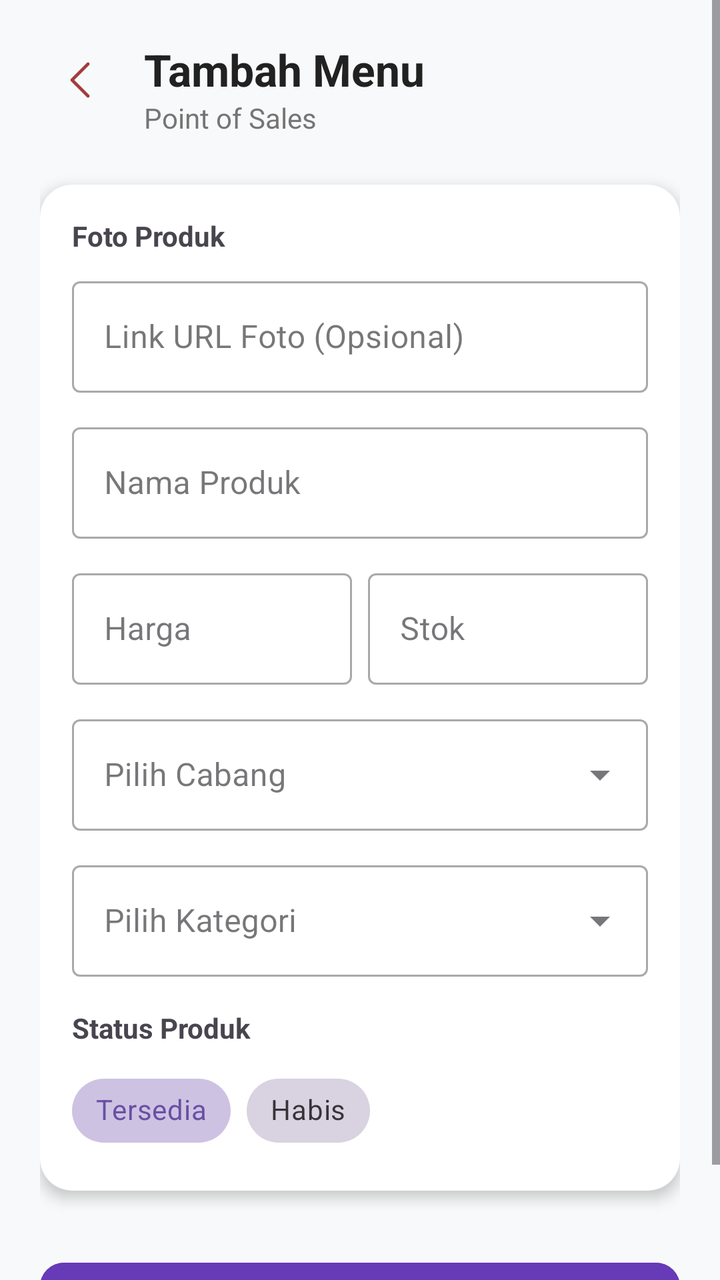
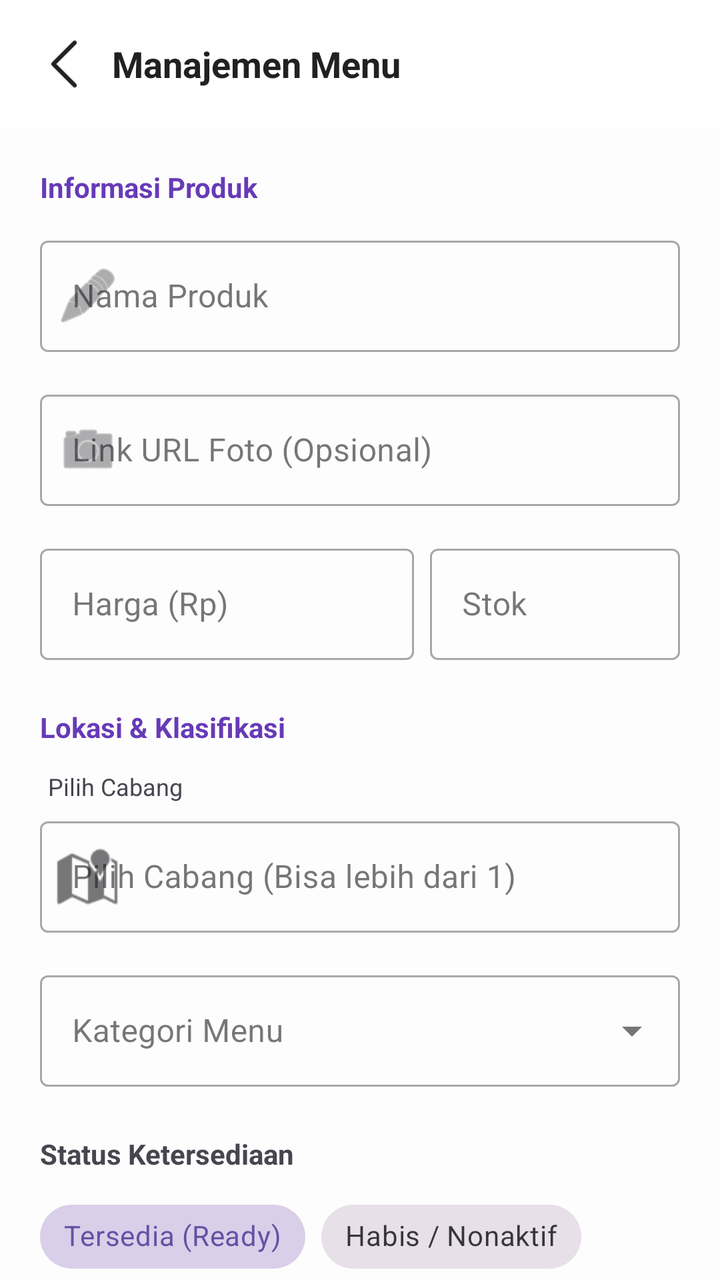

Two renders of the same Android screen: before a commit and after it. Below are the layout's source before the change and the commit's diff.
<!-- AndroidManifest.xml: application theme Theme.Penjualan -->
<!-- res/layout/activity_mod_menu.xml -->
<?xml version="1.0" encoding="utf-8"?>
<ScrollView xmlns:android="http://schemas.android.com/apk/res/android"
    xmlns:app="http://schemas.android.com/apk/res-auto"
    android:id="@+id/main"
    android:layout_width="match_parent"
    android:layout_height="match_parent"
    android:background="#F8F9FA">

    <LinearLayout
        android:layout_width="match_parent"
        android:layout_height="wrap_content"
        android:orientation="vertical"
        android:padding="20dp">

        <RelativeLayout
            android:layout_width="match_parent"
            android:layout_height="wrap_content"
            android:layout_marginBottom="24dp">

            <ImageView
                android:id="@+id/btnBack"
                android:layout_width="40dp"
                android:layout_height="40dp"
                android:padding="8dp"
                android:src="@drawable/ic_back"
                android:background="?attr/selectableItemBackgroundBorderless" />

            <LinearLayout
                android:layout_width="wrap_content"
                android:layout_height="wrap_content"
                android:layout_toEndOf="@id/btnBack"
                android:layout_marginStart="12dp"
                android:orientation="vertical">

                <TextView
                    android:id="@+id/tvJudul"
                    android:layout_width="wrap_content"
                    android:layout_height="wrap_content"
                    android:text="Tambah Menu"
                    android:textColor="#212121"
                    android:textSize="22sp"
                    android:textStyle="bold" />

                <TextView
                    android:layout_width="wrap_content"
                    android:layout_height="wrap_content"
                    android:text="Point of Sales"
                    android:textColor="#757575"
                    android:textSize="14sp" />
            </LinearLayout>
        </RelativeLayout>

        <androidx.cardview.widget.CardView
            android:layout_width="match_parent"
            android:layout_height="wrap_content"
            app:cardCornerRadius="16dp"
            app:cardElevation="4dp">

            <LinearLayout
                android:layout_width="match_parent"
                android:layout_height="wrap_content"
                android:orientation="vertical"
                android:padding="16dp">

                <TextView
                    android:layout_width="wrap_content"
                    android:layout_height="wrap_content"
                    android:text="Foto Produk"
                    android:textStyle="bold"
                    android:layout_marginBottom="8dp"/>

                <com.google.android.material.textfield.TextInputLayout
                    style="@style/Widget.MaterialComponents.TextInputLayout.OutlinedBox"
                    android:layout_width="match_parent"
                    android:layout_height="wrap_content"
                    android:hint="Link URL Foto (Opsional)"
                    android:layout_marginBottom="12dp">

                    <com.google.android.material.textfield.TextInputEditText
                        android:id="@+id/etUrlFoto"
                        android:layout_width="match_parent"
                        android:layout_height="wrap_content"
                        android:inputType="textUri" />
                </com.google.android.material.textfield.TextInputLayout>

                <com.google.android.material.textfield.TextInputLayout
                    style="@style/Widget.MaterialComponents.TextInputLayout.OutlinedBox"
                    android:layout_width="match_parent"
                    android:layout_height="wrap_content"
                    android:hint="Nama Produk"
                    android:layout_marginBottom="12dp">

                    <com.google.android.material.textfield.TextInputEditText
                        android:id="@+id/etNamaProduk"
                        android:layout_width="match_parent"
                        android:layout_height="wrap_content" />
                </com.google.android.material.textfield.TextInputLayout>

                <LinearLayout
                    android:layout_width="match_parent"
                    android:layout_height="wrap_content"
                    android:orientation="horizontal"
                    android:baselineAligned="false">

                    <com.google.android.material.textfield.TextInputLayout
                        style="@style/Widget.MaterialComponents.TextInputLayout.OutlinedBox"
                        android:layout_width="0dp"
                        android:layout_height="wrap_content"
                        android:layout_weight="1"
                        android:hint="Harga"
                        android:layout_marginEnd="8dp">

                        <com.google.android.material.textfield.TextInputEditText
                            android:id="@+id/etHarga"
                            android:layout_width="match_parent"
                            android:layout_height="wrap_content"
                            android:inputType="number" />
                    </com.google.android.material.textfield.TextInputLayout>

                    <com.google.android.material.textfield.TextInputLayout
                        style="@style/Widget.MaterialComponents.TextInputLayout.OutlinedBox"
                        android:layout_width="0dp"
                        android:layout_height="wrap_content"
                        android:layout_weight="1"
                        android:hint="Stok">
                        <com.google.android.material.textfield.TextInputEditText
                            android:id="@+id/etStok"
                            android:layout_width="match_parent"
                            android:layout_height="wrap_content"
                            android:inputType="number" />
                    </com.google.android.material.textfield.TextInputLayout>
                </LinearLayout>

                <com.google.android.material.textfield.TextInputLayout
                    style="@style/Widget.MaterialComponents.TextInputLayout.OutlinedBox.ExposedDropdownMenu"
                    android:layout_width="match_parent"
                    android:layout_height="wrap_content"
                    android:hint="Pilih Cabang"
                    android:layout_marginTop="12dp">

                    <AutoCompleteTextView
                        android:id="@+id/actvCabang"
                        android:layout_width="match_parent"
                        android:layout_height="wrap_content"
                        android:inputType="none" />
                </com.google.android.material.textfield.TextInputLayout>

                <com.google.android.material.textfield.TextInputLayout
                    style="@style/Widget.MaterialComponents.TextInputLayout.OutlinedBox.ExposedDropdownMenu"
                    android:layout_width="match_parent"
                    android:layout_height="wrap_content"
                    android:layout_marginTop="12dp"
                    android:hint="Pilih Kategori">

                    <AutoCompleteTextView
                        android:id="@+id/actvKategori"
                        android:layout_width="match_parent"
                        android:layout_height="wrap_content"
                        android:inputType="none" />
                </com.google.android.material.textfield.TextInputLayout>
                <TextView
                    android:layout_width="wrap_content"
                    android:layout_height="wrap_content"
                    android:text="Status Produk"
                    android:textStyle="bold"
                    android:layout_marginTop="16dp"
                    android:layout_marginBottom="8dp"/>

                <com.google.android.material.chip.ChipGroup
                    android:id="@+id/cgStatus"
                    android:layout_width="match_parent"
                    android:layout_height="wrap_content"
                    app:singleSelection="true"
                    app:selectionRequired="true">
                    <com.google.android.material.chip.Chip
                        android:id="@+id/chipAktif"
                        style="@style/Widget.MaterialComponents.Chip.Choice"
                        android:layout_width="wrap_content"
                        android:layout_height="wrap_content"
                        android:text="Tersedia"
                        android:checked="true" />
                    <com.google.android.material.chip.Chip
                        android:id="@+id/chipNonAktif"
                        style="@style/Widget.MaterialComponents.Chip.Choice"
                        android:layout_width="wrap_content"
                        android:layout_height="wrap_content"
                        android:text="Habis" />
                </com.google.android.material.chip.ChipGroup>

            </LinearLayout>
        </androidx.cardview.widget.CardView>

        <com.google.android.material.button.MaterialButton
            android:id="@+id/btnSimpan"
            android:layout_width="match_parent"
            android:layout_height="56dp"
            android:layout_marginTop="32dp"
            android:text="Simpan Menu"
            android:backgroundTint="#673AB7"
            app:cornerRadius="12dp"
            android:textAllCaps="false"/>

    </LinearLayout>
</ScrollView>
<!-- resources referenced by this layout -->
<resources>
  <!-- drawable ic_back: png bitmap (drawable, 536 bytes) -->
  <style name="Theme.Penjualan" parent="Base.Theme.Penjualan" />
  <style name="Base.Theme.Penjualan" parent="Theme.Material3.DayNight.NoActionBar">
          
          
      </style>
</resources>

<!-- the commit's change to res/layout/activity_mod_menu.xml (unified diff, before → after) -->
@@ -1,204 +1,213 @@
 <?xml version="1.0" encoding="utf-8"?>
-<ScrollView xmlns:android="http://schemas.android.com/apk/res/android"
+<androidx.coordinatorlayout.widget.CoordinatorLayout
+    xmlns:android="http://schemas.android.com/apk/res/android"
     xmlns:app="http://schemas.android.com/apk/res-auto"
-    android:id="@+id/main"
     android:layout_width="match_parent"
     android:layout_height="match_parent"
-    android:background="#F8F9FA">
-
-    <LinearLayout
+    android:background="#FDFDFD">
+
+    <com.google.android.material.appbar.AppBarLayout
         android:layout_width="match_parent"
         android:layout_height="wrap_content"
-        android:orientation="vertical"
-        android:padding="20dp">
-
-        <RelativeLayout
+        android:background="@android:color/white"
+        app:elevation="0dp">
+
+        <androidx.appcompat.widget.Toolbar
+            android:id="@+id/toolbar"
+            android:layout_width="match_parent"
+            android:layout_height="?attr/actionBarSize">
+
+            <ImageView
+                android:id="@+id/btnBack"
+                android:layout_width="32dp"
+                android:layout_height="32dp"
+                android:src="@drawable/ic_back"
+                android:background="?attr/selectableItemBackgroundBorderless"
+                app:tint="#212121" />
+
+            <TextView
+                android:id="@+id/tvJudul"
+                android:layout_width="wrap_content"
+                android:layout_height="wrap_content"
+                android:layout_marginStart="24dp"
+                android:text="Manajemen Menu"
+                android:textColor="#212121"
+                android:textSize="18sp"
+                android:textStyle="bold" />
+        </androidx.appcompat.widget.Toolbar>
+    </com.google.android.material.appbar.AppBarLayout>
+
+    <androidx.core.widget.NestedScrollView
+        android:layout_width="match_parent"
+        android:layout_height="match_parent"
+        app:layout_behavior="@string/appbar_scrolling_view_behavior">
+
+        <LinearLayout
             android:layout_width="match_parent"
             android:layout_height="wrap_content"
-            android:layout_marginBottom="24dp">
-
-            <ImageView
-                android:id="@+id/btnBack"
-                android:layout_width="40dp"
-                android:layout_height="40dp"
-                android:padding="8dp"
-                android:src="@drawable/ic_back"
-                android:background="?attr/selectableItemBackgroundBorderless" />
+            android:orientation="vertical"
+            android:padding="20dp">
+
+            <TextView
+                android:layout_width="wrap_content"
+                android:layout_height="wrap_content"
+                android:text="Informasi Produk"
+                android:textColor="#673AB7"
+                android:textStyle="bold"
+                android:layout_marginBottom="12dp"/>
+
+            <com.google.android.material.textfield.TextInputLayout
+                style="@style/Widget.MaterialComponents.TextInputLayout.OutlinedBox"
+                android:layout_width="match_parent"
+                android:layout_height="wrap_content"
+                android:hint="Nama Produk"
+                app:startIconDrawable="@android:drawable/ic_menu_edit"
+                android:layout_marginBottom="16dp">
+                <com.google.android.material.textfield.TextInputEditText
+                    android:id="@+id/etNamaProduk"
+                    android:layout_width="match_parent"
+                    android:layout_height="wrap_content" />
+            </com.google.android.material.textfield.TextInputLayout>
+
+            <com.google.android.material.textfield.TextInputLayout
+                style="@style/Widget.MaterialComponents.TextInputLayout.OutlinedBox"
+                android:layout_width="match_parent"
+                android:layout_height="wrap_content"
+                android:hint="Link URL Foto (Opsional)"
+                app:startIconDrawable="@android:drawable/ic_menu_camera"
+                android:layout_marginBottom="16dp">
+                <com.google.android.material.textfield.TextInputEditText
+                    android:id="@+id/etUrlFoto"
+                    android:layout_width="match_parent"
+                    android:layout_height="wrap_content"
+                    android:inputType="textUri" />
+            </com.google.android.material.textfield.TextInputLayout>
 
             <LinearLayout
-                android:layout_width="wrap_content"
-                android:layout_height="wrap_content"
-                android:layout_toEndOf="@id/btnBack"
-                android:layout_marginStart="12dp"
-                android:orientation="vertical">
-
-                <TextView
-                    android:id="@+id/tvJudul"
-                    android:layout_width="wrap_content"
-                    android:layout_height="wrap_content"
-                    android:text="Tambah Menu"
-                    android:textColor="#212121"
-                    android:textSize="22sp"
-                    android:textStyle="bold" />
-
-                <TextView
-                    android:layout_width="wrap_content"
-                    android:layout_height="wrap_content"
-                    android:text="Point of Sales"
-                    android:textColor="#757575"
-                    android:textSize="14sp" />
-            </LinearLayout>
-        </RelativeLayout>
-
-        <androidx.cardview.widget.CardView
-            android:layout_width="match_parent"
-            android:layout_height="wrap_content"
-            app:cardCornerRadius="16dp"
-            app:cardElevation="4dp">
-
-            <LinearLayout
-                android:layout_width="match_parent"
-                android:layout_height="wrap_content"
-                android:orientation="vertical"
-                android:padding="16dp">
-
-                <TextView
-                    android:layout_width="wrap_content"
-                    android:layout_height="wrap_content"
-                    android:text="Foto Produk"
-                    android:textStyle="bold"
-                    android:layout_marginBottom="8dp"/>
+                android:layout_width="match_parent"
+                android:layout_height="wrap_content"
+                android:orientation="horizontal"
+                android:baselineAligned="false">
 
                 <com.google.android.material.textfield.TextInputLayout
                     style="@style/Widget.MaterialComponents.TextInputLayout.OutlinedBox"
-                    android:layout_width="match_parent"
-                    android:layout_height="wrap_content"
-                    android:hint="Link URL Foto (Opsional)"
-                    android:layout_marginBottom="12dp">
-
+                    android:layout_width="0dp"
+                    android:layout_height="wrap_content"
+                    android:layout_weight="1.2"
+                    android:hint="Harga (Rp)"
+                    android:layout_marginEnd="8dp">
                     <com.google.android.material.textfield.TextInputEditText
-                        android:id="@+id/etUrlFoto"
+                        android:id="@+id/etHarga"
                         android:layout_width="match_parent"
                         android:layout_height="wrap_content"
-                        android:inputType="textUri" />
+                        android:inputType="number" />
                 </com.google.android.material.textfield.TextInputLayout>
 
                 <com.google.android.material.textfield.TextInputLayout
                     style="@style/Widget.MaterialComponents.TextInputLayout.OutlinedBox"
-                    android:layout_width="match_parent"
-                    android:layout_height="wrap_content"
-                    android:hint="Nama Produk"
-                    android:layout_marginBottom="12dp">
-
+                    android:layout_width="0dp"
+                    android:layout_height="wrap_content"
+                    android:layout_weight="0.8"
+                    android:hint="Stok">
                     <com.google.android.material.textfield.TextInputEditText
-                        android:id="@+id/etNamaProduk"
-                        android:layout_width="match_parent"
-                        android:layout_height="wrap_content" />
-                </com.google.android.material.textfield.TextInputLayout>
-
-                <LinearLayout
-                    android:layout_width="match_parent"
-                    android:layout_height="wrap_content"
-                    android:orientation="horizontal"
-                    android:baselineAligned="false">
-
-                    <com.google.android.material.textfield.TextInputLayout
-                        style="@style/Widget.MaterialComponents.TextInputLayout.OutlinedBox"
-                        android:layout_width="0dp"
-                        android:layout_height="wrap_content"
-                        android:layout_weight="1"
-                        android:hint="Harga"
-                        android:layout_marginEnd="8dp">
-
-                        <com.google.android.material.textfield.TextInputEditText
-                            android:id="@+id/etHarga"
-                            android:layout_width="match_parent"
-                            android:layout_height="wrap_content"
-                            android:inputType="number" />
-                    </com.google.android.material.textfield.TextInputLayout>
-
-                    <com.google.android.material.textfield.TextInputLayout
-                        style="@style/Widget.MaterialComponents.TextInputLayout.OutlinedBox"
-                        android:layout_width="0dp"
-                        android:layout_height="wrap_content"
-                        android:layout_weight="1"
-                        android:hint="Stok">
-                        <com.google.android.material.textfield.TextInputEditText
-                            android:id="@+id/etStok"
-                            android:layout_width="match_parent"
-                            android:layout_height="wrap_content"
-                            android:inputType="number" />
-                    </com.google.android.material.textfield.TextInputLayout>
-                </LinearLayout>
-
-                <com.google.android.material.textfield.TextInputLayout
-                    style="@style/Widget.MaterialComponents.TextInputLayout.OutlinedBox.ExposedDropdownMenu"
-                    android:layout_width="match_parent"
-                    android:layout_height="wrap_content"
-                    android:hint="Pilih Cabang"
-                    android:layout_marginTop="12dp">
-
-                    <AutoCompleteTextView
-                        android:id="@+id/actvCabang"
+                        android:id="@+id/etStok"
                         android:layout_width="match_parent"
                         android:layout_height="wrap_content"
-                        android:inputType="none" />
+                        android:inputType="number" />
                 </com.google.android.material.textfield.TextInputLayout>
-
-                <com.google.android.material.textfield.TextInputLayout
-                    style="@style/Widget.MaterialComponents.TextInputLayout.OutlinedBox.ExposedDropdownMenu"
-                    android:layout_width="match_parent"
-                    android:layout_height="wrap_content"
-                    android:layout_marginTop="12dp"
-                    android:hint="Pilih Kategori">
-
-                    <AutoCompleteTextView
-                        android:id="@+id/actvKategori"
-                        android:layout_width="match_parent"
-                        android:layout_height="wrap_content"
-                        android:inputType="none" />
-                </com.google.android.material.textfield.TextInputLayout>
-                <TextView
+            </LinearLayout>
+
+            <TextView
+                android:layout_width="wrap_content"
+                android:layout_height="wrap_content"
+                android:text="Lokasi &amp; Klasifikasi"
+                android:textColor="#673AB7"
+                android:textStyle="bold"
+                android:layout_marginTop="24dp"
+                android:layout_marginBottom="12dp"/>
+
+            <TextView
+                android:layout_width="wrap_content"
+                android:layout_height="wrap_content"
+                android:text="Pilih Cabang"
+                android:textSize="12sp"
+                android:layout_marginStart="4dp"
+                android:layout_marginBottom="4dp"/>
+
+            <com.google.android.material.textfield.TextInputLayout
+                style="@style/Widget.MaterialComponents.TextInputLayout.OutlinedBox"
+                android:layout_width="match_parent"
+                android:layout_height="wrap_content"
+                android:hint="Pilih Cabang (Bisa lebih dari 1)"
+                app:startIconDrawable="@android:drawable/ic_dialog_map"
+                android:layout_marginBottom="16dp">
+
+                <com.google.android.material.textfield.TextInputEditText
+                    android:id="@+id/actvCabang"
+                    android:layout_width="match_parent"
+                    android:layout_height="wrap_content"
+                    android:focusable="false"
+                    android:clickable="true"
+                    android:cursorVisible="false" />
+            </com.google.android.material.textfield.TextInputLayout>
+
+            <com.google.android.material.textfield.TextInputLayout
+                style="@style/Widget.MaterialComponents.TextInputLayout.OutlinedBox.ExposedDropdownMenu"
+                android:layout_width="match_parent"
+                android:layout_height="wrap_content"
+                android:hint="Kategori Menu">
+
+                <AutoCompleteTextView
+                    android:id="@+id/actvKategori"
+                    android:layout_width="match_parent"
+                    android:layout_height="wrap_content"
+                    android:inputType="none" />
+            </com.google.android.material.textfield.TextInputLayout>
+
+            <TextView
+                android:layout_width="wrap_content"
+                android:layout_height="wrap_content"
+                android:text="Status Ketersediaan"
+                android:textStyle="bold"
+                android:layout_marginTop="24dp"
+                android:layout_marginBottom="8dp"/>
+
+            <com.google.android.material.chip.ChipGroup
+                android:id="@+id/cgStatus"
+                android:layout_width="match_parent"
+                android:layout_height="wrap_content"
+                app:singleSelection="true"
+                app:selectionRequired="true">
+                <com.google.android.material.chip.Chip
+                    android:id="@+id/chipAktif"
+                    style="@style/Widget.MaterialComponents.Chip.Choice"
                     android:layout_width="wrap_content"
                     android:layout_height="wrap_content"
-                    android:text="Status Produk"
-                    android:textStyle="bold"
-                    android:layout_marginTop="16dp"
-                    android:layout_marginBottom="8dp"/>
-
-                <com.google.android.material.chip.ChipGroup
-                    android:id="@+id/cgStatus"
-                    android:layout_width="match_parent"
-                    android:layout_height="wrap_content"
-                    app:singleSelection="true"
-                    app:selectionRequired="true">
-                    <com.google.android.material.chip.Chip
-                        android:id="@+id/chipAktif"
-                        style="@style/Widget.MaterialComponents.Chip.Choice"
-                        android:layout_width="wrap_content"
-                        android:layout_height="wrap_content"
-                        android:text="Tersedia"
-                        android:checked="true" />
-                    <com.google.android.material.chip.Chip
-                        android:id="@+id/chipNonAktif"
-                        style="@style/Widget.MaterialComponents.Chip.Choice"
-                        android:layout_width="wrap_content"
-                        android:layout_height="wrap_content"
-                        android:text="Habis" />
-                </com.google.android.material.chip.ChipGroup>
-
-            </LinearLayout>
-        </androidx.cardview.widget.CardView>
-
-        <com.google.android.material.button.MaterialButton
-            android:id="@+id/btnSimpan"
-            android:layout_width="match_parent"
-            android:layout_height="56dp"
-            android:layout_marginTop="32dp"
-            android:text="Simpan Menu"
-            android:backgroundTint="#673AB7"
-            app:cornerRadius="12dp"
-            android:textAllCaps="false"/>
-
-    </LinearLayout>
-</ScrollView>
+                    android:text="Tersedia (Ready)"
+                    app:chipIcon="@android:drawable/checkbox_on_background"
+                    android:checked="true" />
+                <com.google.android.material.chip.Chip
+                    android:id="@+id/chipNonAktif"
+                    style="@style/Widget.MaterialComponents.Chip.Choice"
+                    android:layout_width="wrap_content"
+                    android:layout_height="wrap_content"
+                    app:chipIcon="@android:drawable/ic_delete"
+                    android:text="Habis / Nonaktif" />
+            </com.google.android.material.chip.ChipGroup>
+
+            <com.google.android.material.button.MaterialButton
+                android:id="@+id/btnSimpan"
+                android:layout_width="match_parent"
+                android:layout_height="60dp"
+                android:layout_marginTop="40dp"
+                android:layout_marginBottom="20dp"
+                android:text="Simpan Data Menu"
+                android:textSize="16sp"
+                android:backgroundTint="#673AB7"
+                app:cornerRadius="16dp"
+                app:icon="@android:drawable/ic_menu_save"
+                android:textAllCaps="false"/>
+
+        </LinearLayout>
+    </androidx.core.widget.NestedScrollView>
+</androidx.coordinatorlayout.widget.CoordinatorLayout>
